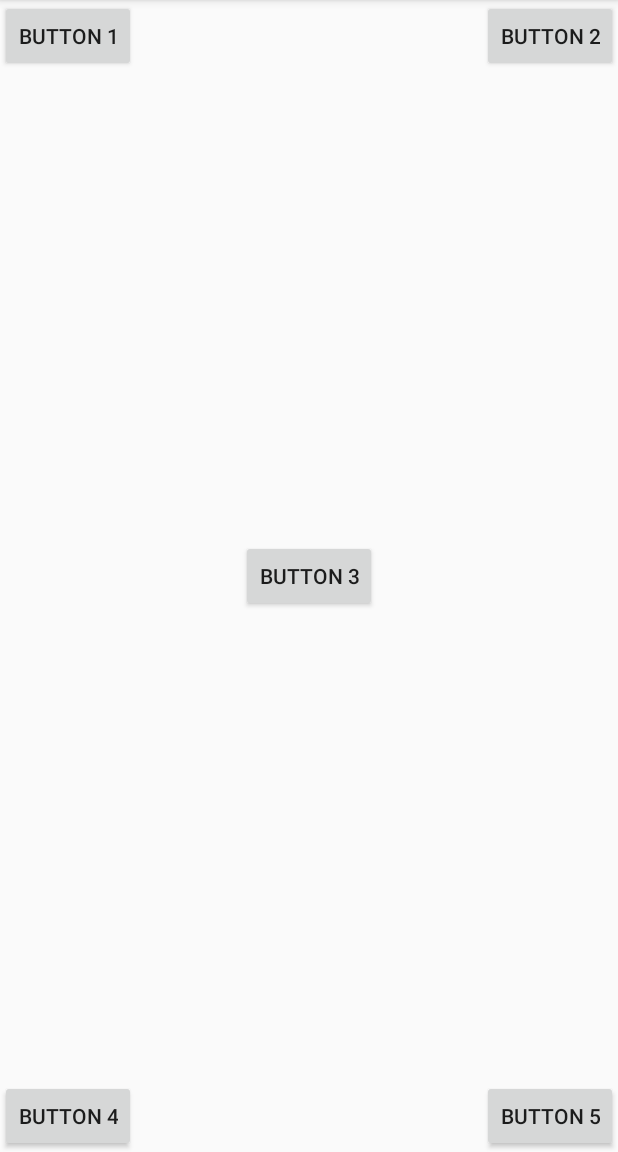
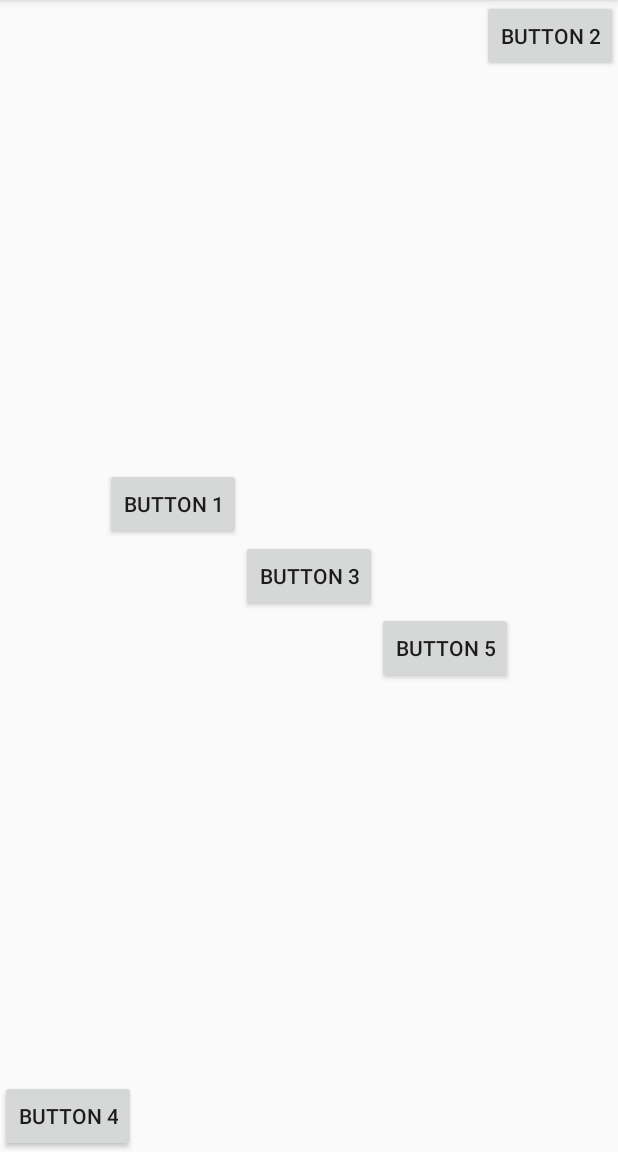
Before and after one commit to caoxiemeihao/learn-android, an Android app: the screen it shows after launch (MainActivity), on a phone screen of 412 x 824 dp, the part 84-1236 px from its top. Run offline under Robolectric (Android 15) with nearby library versions, the phone set to English and light mode, and no system bars.

Commit message:
19-03-27 相对布局-[相对组件]

```diff
--- a/UILayoutTest/app/build.gradle
+++ b/UILayoutTest/app/build.gradle
@@ -21,6 +21,7 @@ android {
 dependencies {
     implementation fileTree(dir: 'libs', include: ['*.jar'])
     implementation 'com.android.support:appcompat-v7:28.0.0'
+    implementation 'com.android.support:percent:28.0.0'
     implementation 'com.android.support.constraint:constraint-layout:1.1.3'
     testImplementation 'junit:junit:4.12'
     androidTestImplementation 'com.android.support.test:runner:1.0.2'
--- a/UILayoutTest/app/src/main/res/layout/activity_main.xml
+++ b/UILayoutTest/app/src/main/res/layout/activity_main.xml
@@ -68,8 +68,8 @@
         android:id="@+id/button1"
         android:layout_width="wrap_content"
         android:layout_height="wrap_content"
-        android:layout_alignParentLeft="true"
-        android:layout_alignParentTop="true"
+        android:layout_above="@id/button3"
+        android:layout_toLeftOf="@id/button3"
         android:text="Button 1"/>
 
     <Button
@@ -99,7 +99,7 @@
         android:id="@+id/button5"
         android:layout_width="wrap_content"
         android:layout_height="wrap_content"
-        android:layout_alignParentBottom="true"
-        android:layout_alignParentRight="true"
+        android:layout_below="@id/button3"
+        android:layout_toRightOf="@id/button3"
         android:text="Button 5"/>
 </RelativeLayout>
```
